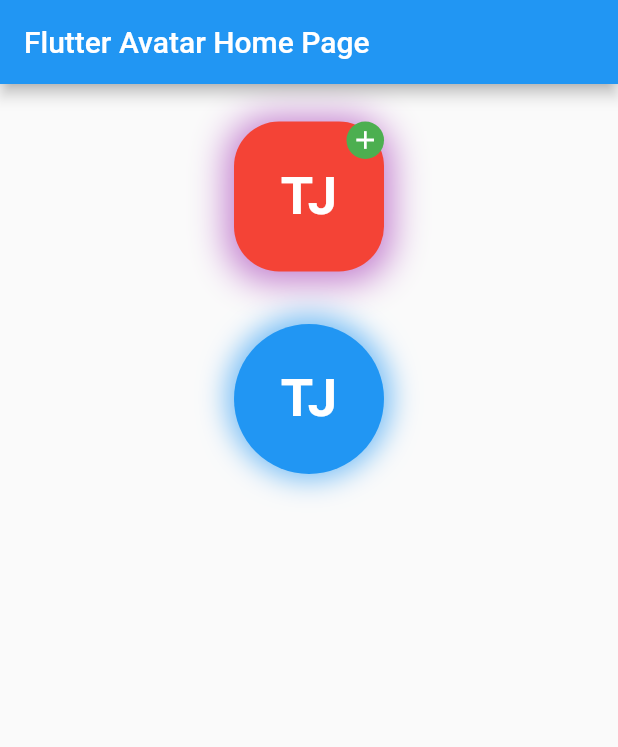
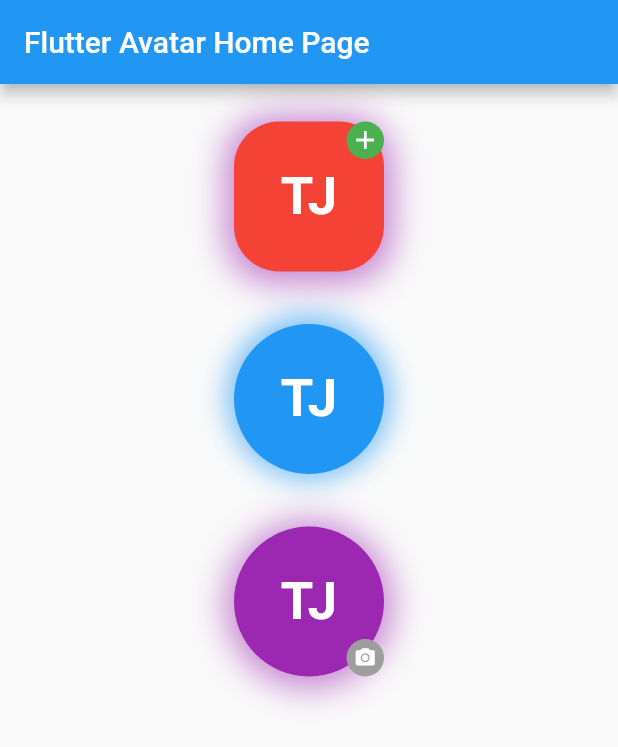
Before and after one commit to timilehinjegede/flutter-avatar, a Flutter app: the screen it shows after launch, on a phone screen of 412 x 824 dp. Shown: the top 747 px of the screen. Run offline on Flutter 3.47's test engine with Material 2 defaults, Android fonts, the phone set to English and light mode, and no system bars.

Commit message:
chore: added avatar example

```diff
--- a/example/lib/main.dart
+++ b/example/lib/main.dart
@@ -72,13 +72,6 @@ class MyHomePage extends StatelessWidget {
 
               // Example 4
               FAExampleFour(),
-
-              const SizedBox(
-                height: 35,
-              ),
-
-              // Example 5
-              FAExampleFive(),
             ],
           ),
         ),
@@ -154,7 +147,39 @@ class FAExampleTwo extends StatelessWidget {
 class FAExampleThree extends StatelessWidget {
   @override
   Widget build(BuildContext context) {
-    return Container();
+    return FlutterAvatar(
+      backgroundColor: Colors.purple,
+      radius: 50,
+      shape: BoxShape.circle,
+      badge: Container(
+        height: 25,
+        width: 25,
+        decoration: BoxDecoration(
+          shape: BoxShape.circle,
+          color: Colors.grey,
+        ),
+        child: Icon(
+          Icons.photo_camera,
+          size: 15,
+          color: Colors.white,
+        ),
+      ),
+      badgePosition: BadgePosition.bottomRight,
+      avatarShadow: BoxShadow(
+        color: Colors.purple.withOpacity(0.6),
+        blurRadius: 20,
+        spreadRadius: 5,
+        offset: Offset(0, 2),
+      ),
+      child: Text(
+        'TJ',
+        style: TextStyle(
+          fontSize: 35,
+          color: Colors.white,
+          fontWeight: FontWeight.bold,
+        ),
+      ),
+    );
   }
 }
 
@@ -164,10 +189,3 @@ class FAExampleFour extends StatelessWidget {
     return Container();
   }
 }
-
-class FAExampleFive extends StatelessWidget {
-  @override
-  Widget build(BuildContext context) {
-    return Container();
-  }
-}
```
